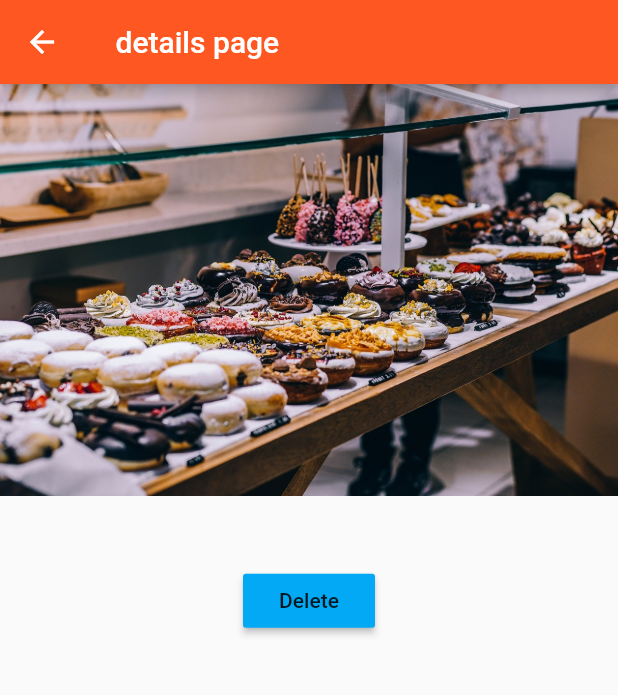
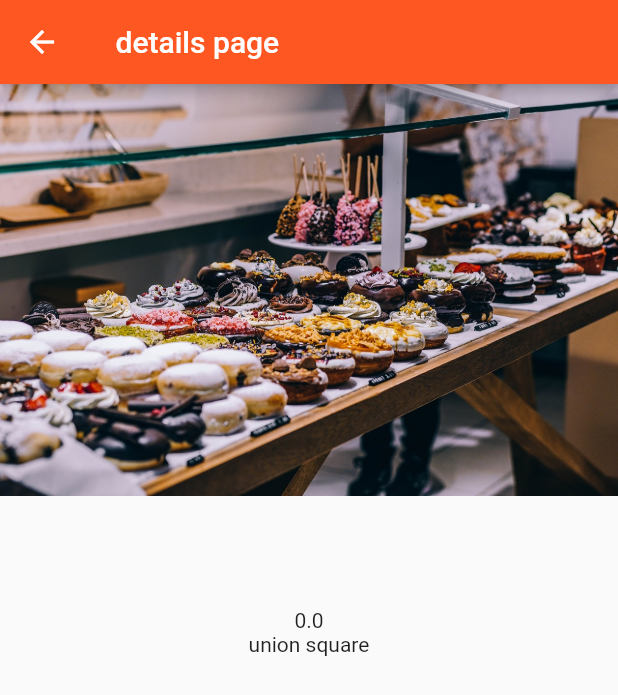
Before and after one commit to ofu997/flutter1, a Flutter app: the ProductManagerPage screen opened by its route, after a tap on "Save", after a tap on the "info" icon, on a phone screen of 412 x 824 dp. Shown: the top 695 px of the screen. Run offline on Flutter 3.47's test engine with Material 2 defaults, Android fonts, the phone set to English and light mode, and no system bars.

Commit message:
my attempt at displaying and styling product page details

```diff
--- a/lib/main.dart
+++ b/lib/main.dart
@@ -70,7 +70,7 @@ class _MyAppState extends State<MyApp>{
           final int index = int.parse(pathElements[2]);
           return MaterialPageRoute<bool>(
             builder: (BuildContext context) => ProductPage(
-           _products[index]['title'], _products[index]['image']),
+           _products[index]['title'], _products[index]['image'], _products[index]['description'], _products[index]['price']),
           );
         }
         return null;
--- a/lib/pages/auth.dart
+++ b/lib/pages/auth.dart
@@ -23,7 +23,7 @@ class _AuthPage extends State<AuthPage> {
           decoration: BoxDecoration(
             image: DecorationImage(
               colorFilter: ColorFilter.mode(Colors.black.withOpacity(0.09), BlendMode.dstATop),
-              fit: BoxFit.cover,
+              fit: BoxFit.fill,
               image: AssetImage('assets/background.jpg'),
             )
           ),
@@ -85,7 +85,8 @@ class _AuthPage extends State<AuthPage> {
             ],
             )
           ),
-        ));
+        )
+      );
   }
 }
 
--- a/lib/pages/product.dart
+++ b/lib/pages/product.dart
@@ -4,8 +4,11 @@ import 'dart:async';
 class ProductPage extends StatelessWidget {
   final String title;
   final String imageUrl;
+  final String description;
+  final double price;
+  final String address='union square';
 
-  ProductPage(this.title, this.imageUrl);
+  ProductPage(this.title, this.imageUrl, this.description, this.price);
 
   _showWarningDialog(BuildContext context) {
     showDialog(
@@ -55,16 +58,25 @@ class ProductPage extends StatelessWidget {
                 Image.asset(imageUrl),
                 Container(
                   padding: EdgeInsets.all(10.0),
-                  child: Text(title),
+                  child: Text(title, style: TextStyle(fontSize: 33.0,fontFamily: 'Courier')),
                 ),
                 Container(
-                    padding: EdgeInsets.all(10.0),
-                    child: RaisedButton(
-                      color: Theme.of(context).accentColor,
-                      child: Text('Delete'),
-                      onPressed: () => _showWarningDialog(context),
-                    ) //Navigator.pop(context, true);
-                    ),
+                  child: Text(description)
+                ),
+                Container(
+                  child: Text(price.toString())
+                ),
+                Container(
+                  child: Text(address)
+                )
+                // Container(
+                //     padding: EdgeInsets.all(10.0),
+                //     child: RaisedButton(
+                //       color: Theme.of(context).accentColor,
+                //       child: Text('Delete'),
+                //       onPressed: () => _showWarningDialog(context),
+                //     ) //Navigator.pop(context, true);
+                //     ),
               ]),
           // makes a Back button like the automated one seen in AppBar
         )
--- a/lib/pages/products.dart
+++ b/lib/pages/products.dart
@@ -32,6 +32,9 @@ class ProductsPage extends StatelessWidget{
       ),
       appBar: AppBar(
         title: Text('Food List'),
+        actions: <Widget>[
+
+        ],
       ),
       body: ProductManager(products), // an argument here would override the one in Constructor
     );
--- a/lib/products.dart
+++ b/lib/products.dart
@@ -24,8 +24,8 @@ class Products extends StatelessWidget {
                 products[index]['title'],
                 style: TextStyle(
                     fontSize: 20.0,
-                    fontWeight: FontWeight.bold,
-                    fontFamily: 'Oswald'), //
+                    fontWeight: FontWeight.w100,
+                    fontFamily: 'Cottage'), //
               ),
               SizedBox(
                 width: 33.0,
@@ -38,8 +38,9 @@ class Products extends StatelessWidget {
                   ),
                   child: Text(
                     '\$${products[index]['price'].toString()}',
-                    style: TextStyle(color: Colors.white),
-                  )),
+                    style: TextStyle(color: Colors.black),
+                  )
+                ),
             ],
           )),
       DecoratedBox(
@@ -54,15 +55,15 @@ class Products extends StatelessWidget {
       ButtonBar(alignment: MainAxisAlignment.center, children: <Widget>[
         IconButton(
             icon: Icon(Icons.info),
-            color: Theme.of(context).primaryColor,
+            color: Theme.of(context).primaryColorLight,
             //child: Text('Details'),
             onPressed: () => Navigator.pushNamed<bool>(
                   context,
                   '/product/' + index.toString(),
                 )),
         IconButton(
-            icon: Icon(Icons.info),
-            color: Theme.of(context).primaryColor,
+            icon: Icon(Icons.favorite_border),
+            color: Colors.red,
             //child: Text('Details'),
             onPressed: () => Navigator.pushNamed<bool>(
                   context,
--- a/pubspec.yaml
+++ b/pubspec.yaml
@@ -41,6 +41,7 @@ flutter:
     - assets/food.jpg
     - assets/background.jpg
     - assets/Oswald-Bold.ttf
+    - assets/CottageSans.ttf
   #  - images/a_dot_ham.jpeg
 
   # An image asset can refer to one or more resolution-specific "variants", see
@@ -59,6 +60,10 @@ flutter:
       fonts:
         - asset: assets/Oswald-Bold.ttf
           weight: 700
+    - family: Cottage
+      fonts:
+        - asset: assets/CottageSans.ttf
+          weight: 700
   #     fonts:
   #       - asset: fonts/Schyler-Regular.ttf
   #       - asset: fonts/Schyler-Italic.ttf
```
Also changed, not shown: assets/Cottage Sans (Demo).ttf (added), assets/CottageSans.ttf (added).
